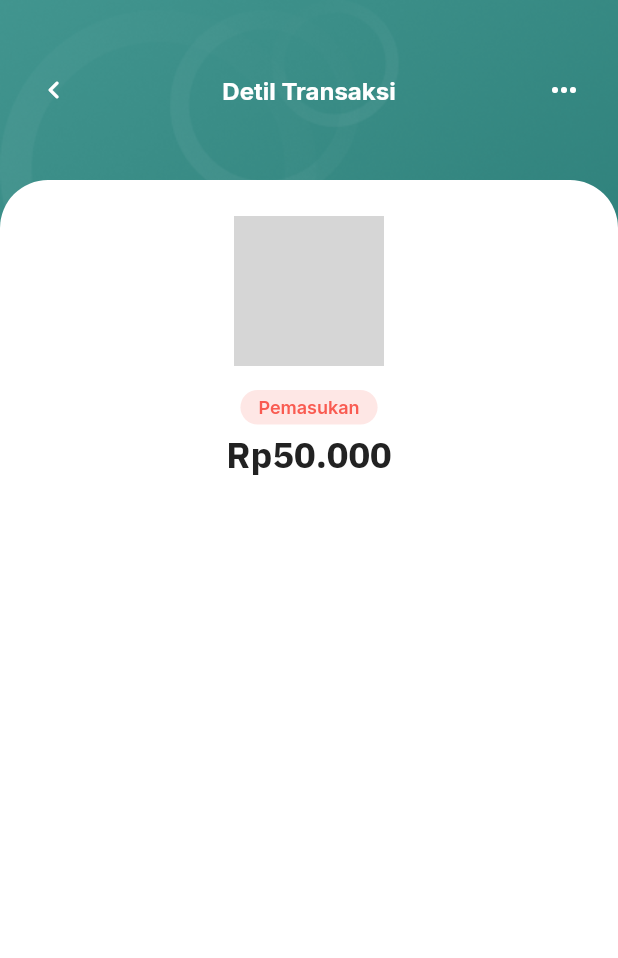
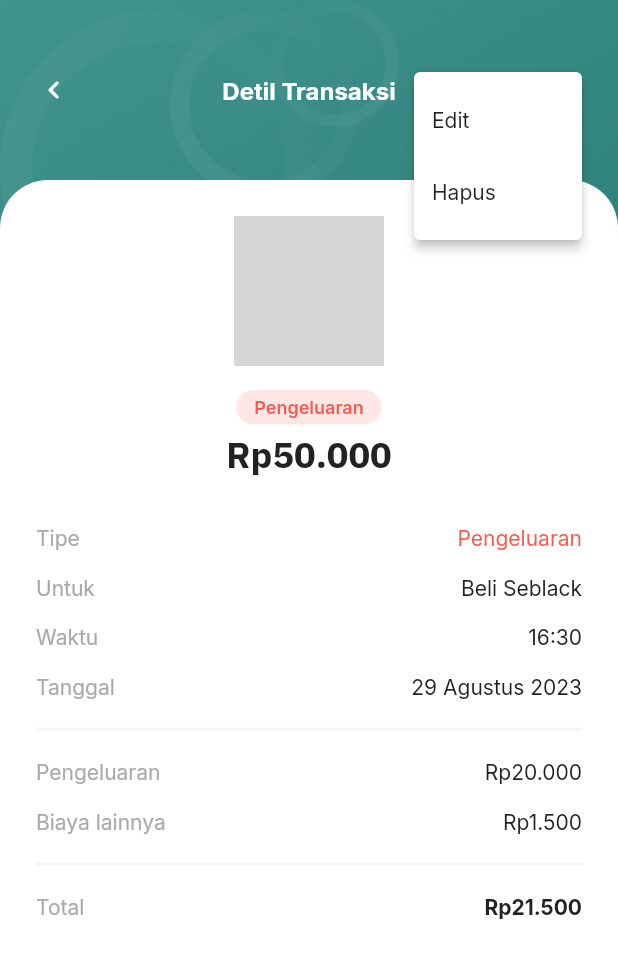
Before and after one commit to bimantaratirta/self, a Flutter app: the DetailTransactionPage screen opened by its route, after a tap on the "keyboard control" icon, on a phone screen of 412 x 824 dp. Shown: the top 958 px of the screen. Run offline on Flutter 3.47's test engine with Material 2 defaults, Android fonts, the phone set to English and light mode, and no system bars; our stand-ins replace device_info_plus, file_picker, flutter_svg, get, google_fonts, permission_handler and 2 more; accounts and stored records are empty; network calls fail; project files that could hold a hidden picture were left out; grey boxes are pictures that could not be loaded.

Commit message:
Finishing detail transaction

```diff
--- /dev/null
+++ b/lib/pages/detail_transaction/controller/detail_transaction_controller.dart
@@ -0,0 +1,12 @@
+import 'package:get/state_manager.dart';
+
+class DetailTransactionController extends GetxController {
+  void onMenuSelected(String value) {
+    switch (value) {
+      case "Edit":
+        break;
+      case "Hapus":
+        break;
+    }
+  }
+}
--- a/lib/pages/detail_transaction/detail_transaction_page.dart
+++ b/lib/pages/detail_transaction/detail_transaction_page.dart
@@ -1,25 +1,48 @@
 import 'package:flutter/material.dart';
+import 'package:get/instance_manager.dart';
 
 import '../../constants/custom_gap.dart';
 import '../../shareds/widget/default_background.dart';
+import 'controller/detail_transaction_controller.dart';
 import 'widget/detail_transaction_app_bar.dart';
 import 'widget/detail_transaction_content.dart';
 
-class DetailTransactionPage extends StatelessWidget {
+class DetailTransactionPage extends StatefulWidget {
   const DetailTransactionPage({super.key});
+
+  @override
+  State<DetailTransactionPage> createState() => _DetailTransactionPageState();
+}
+
+class _DetailTransactionPageState extends State<DetailTransactionPage> {
+  final controller = Get.put<DetailTransactionController>(
+    DetailTransactionController(),
+  );
+  @override
+  void initState() {
+    super.initState();
+  }
+
+  @override
+  void dispose() {
+    Get.delete<DetailTransactionController>();
+    super.dispose();
+  }
 
   @override
   Widget build(BuildContext context) {
     return const Scaffold(
       body: DefaultBackground(
         padding: EdgeInsets.zero,
+        child: SingleChildScrollView(
           child: Column(
             children: [
               VertGap.xh,
               DetailTransactionAppBar(),
               VertGap.xh,
-            Expanded(child: DetailTransactionContent())
+              DetailTransactionContent(),
             ],
+          ),
         ),
       ),
     );
--- a/lib/pages/detail_transaction/widget/detail_transaction_app_bar.dart
+++ b/lib/pages/detail_transaction/widget/detail_transaction_app_bar.dart
@@ -1,8 +1,10 @@
 import 'package:flutter/material.dart';
+import 'package:get/instance_manager.dart';
 import 'package:get/route_manager.dart';
 
 import '../../../constants/app_colors.dart';
 import '../../../constants/custom_size.dart';
+import '../controller/detail_transaction_controller.dart';
 
 class DetailTransactionAppBar extends StatelessWidget {
   const DetailTransactionAppBar({super.key});
@@ -10,6 +12,7 @@ class DetailTransactionAppBar extends StatelessWidget {
   @override
   Widget build(BuildContext context) {
     final textTheme = Theme.of(context).textTheme;
+    final controller = Get.find<DetailTransactionController>();
     return Padding(
       padding: const EdgeInsets.symmetric(horizontal: CSize.m),
       child: Row(
@@ -29,8 +32,26 @@ class DetailTransactionAppBar extends StatelessWidget {
               fontWeight: FontWeight.bold,
             ),
           ),
-          GestureDetector(
-            onTap: () => debugPrint("MENU"),
+          PopupMenuButton(
+            onSelected: controller.onMenuSelected,
+            itemBuilder: (ctx) {
+              return [
+                PopupMenuItem(
+                  value: "Edit",
+                  child: Text(
+                    "Edit",
+                    style: textTheme.bodyMedium,
+                  ),
+                ),
+                PopupMenuItem(
+                  value: "Hapus",
+                  child: Text(
+                    "Hapus",
+                    style: textTheme.bodyMedium,
+                  ),
+                ),
+              ];
+            },
             child: const Icon(
               Icons.more_horiz_rounded,
               color: AppColor.white,
--- a/lib/pages/detail_transaction/widget/detail_transaction_content.dart
+++ b/lib/pages/detail_transaction/widget/detail_transaction_content.dart
@@ -4,6 +4,7 @@ import '../../../constants/app_colors.dart';
 import '../../../constants/custom_gap.dart';
 import '../../../constants/custom_size.dart';
 import '../../../shareds/widget/bold_text.dart';
+import '../../../shareds/widget/custom_divider.dart';
 import '../../../utils/format_currency.dart';
 
 class DetailTransactionContent extends StatelessWidget {
@@ -15,7 +16,7 @@ class DetailTransactionContent extends StatelessWidget {
     final textTheme = Theme.of(context).textTheme;
     return Container(
       width: size.width,
-      padding: const EdgeInsets.symmetric(horizontal: CSize.reg),
+      padding: const EdgeInsets.symmetric(horizontal: CSize.m),
       decoration: const BoxDecoration(
         borderRadius: BorderRadius.only(
           topLeft: Radius.circular(CSize.l),
@@ -51,7 +52,7 @@ class DetailTransactionContent extends StatelessWidget {
               borderRadius: const BorderRadius.all(Radius.circular(CSize.m)),
             ),
             child: Text(
-              "Pemasukan",
+              "Pengeluaran",
               style: textTheme.bodySmall?.copyWith(
                 color: AppColor.red,
                 fontWeight: FontWeight.w600,
@@ -66,8 +67,73 @@ class DetailTransactionContent extends StatelessWidget {
             fontSize: 24,
             overflow: TextOverflow.ellipsis,
           ),
+          VertGap.m,
+          const TransactionContentItem(
+            color: AppColor.red,
+            title: 'Tipe',
+            content: 'Pengeluaran',
+          ),
+          const TransactionContentItem(title: 'Untuk', content: 'Beli Seblack'),
+          const TransactionContentItem(title: 'Waktu', content: '16:30'),
+          const TransactionContentItem(
+            title: 'Tanggal',
+            content: '29 Agustus 2023',
+          ),
+          const CDivider(height: CSize.m, thickness: 2),
+          TransactionContentItem(
+            title: 'Pengeluaran',
+            content: 'Rp${formatCurrency(20000)}',
+          ),
+          TransactionContentItem(
+            title: 'Biaya lainnya',
+            content: 'Rp${formatCurrency(1500)}',
+          ),
+          const CDivider(height: CSize.m, thickness: 2),
+          TransactionContentItem(
+            title: 'Total',
+            content: 'Rp${formatCurrency(21500)}',
+            fontWeight: FontWeight.bold,
+          ),
         ],
       ),
     );
   }
 }
+
+class TransactionContentItem extends StatelessWidget {
+  const TransactionContentItem({
+    super.key,
+    this.color,
+    required this.title,
+    required this.content,
+    this.fontWeight,
+  });
+
+  final String title;
+  final String content;
+  final FontWeight? fontWeight;
+  final Color? color;
+
+  @override
+  Widget build(BuildContext context) {
+    final textTheme = Theme.of(context).textTheme;
+    return Padding(
+      padding: const EdgeInsets.symmetric(vertical: CSize.s),
+      child: Row(
+        crossAxisAlignment: CrossAxisAlignment.center,
+        mainAxisAlignment: MainAxisAlignment.spaceBetween,
+        children: [
+          Text(
+            title,
+            style: textTheme.bodyMedium?.copyWith(color: AppColor.grey),
+          ),
+          Text(
+            content,
+            style: textTheme.bodyMedium?.copyWith(
+                color: color ?? AppColor.black, fontWeight: fontWeight),
+          )
+        ],
+      ),
+    );
+  }
+}
--- /dev/null
+++ b/lib/shareds/widget/custom_divider.dart
@@ -0,0 +1,19 @@
+import 'package:flutter/material.dart';
+
+import '../../constants/app_colors.dart';
+
+class CDivider extends StatelessWidget {
+  const CDivider({super.key, required this.height, required this.thickness});
+
+  final double height;
+  final double thickness;
+
+  @override
+  Widget build(BuildContext context) {
+    return Divider(
+      height: height,
+      color: AppColor.lightGrey,
+      thickness: thickness,
+    );
+  }
+}
```
Lines whose indentation alone changed are shown as unchanged.
